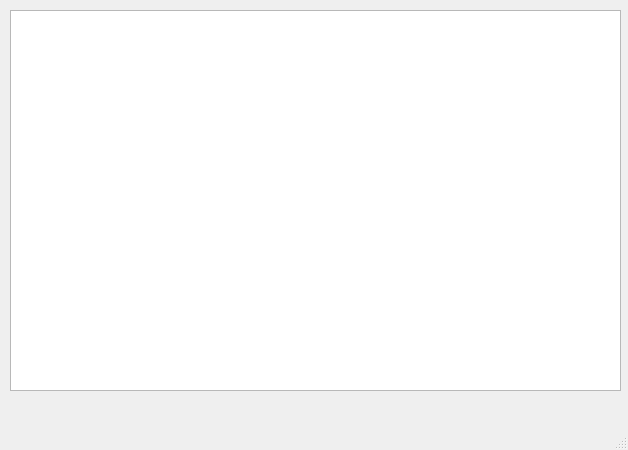
First picture: the form in main.ui, repository BrudLord/Coffee, before the edit.
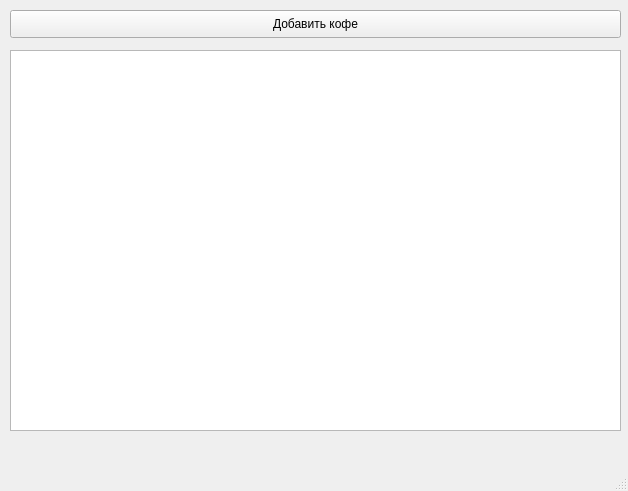
Second picture: the form after the edit.

Diff of the .ui file:
```diff
--- a/main.ui
+++ b/main.ui
@@ -7,7 +7,7 @@
     <x>0</x>
     <y>0</y>
     <width>628</width>
-    <height>450</height>
+    <height>491</height>
    </rect>
   </property>
   <property name="windowTitle">
@@ -18,12 +18,25 @@
     <property name="geometry">
      <rect>
       <x>10</x>
-      <y>10</y>
+      <y>50</y>
       <width>611</width>
       <height>381</height>
      </rect>
     </property>
    </widget>
+   <widget class="QPushButton" name="add_cofe">
+    <property name="geometry">
+     <rect>
+      <x>10</x>
+      <y>10</y>
+      <width>611</width>
+      <height>28</height>
+     </rect>
+    </property>
+    <property name="text">
+     <string>Добавить кофе</string>
+    </property>
+   </widget>
   </widget>
   <widget class="QMenuBar" name="menubar">
    <property name="geometry">
```
